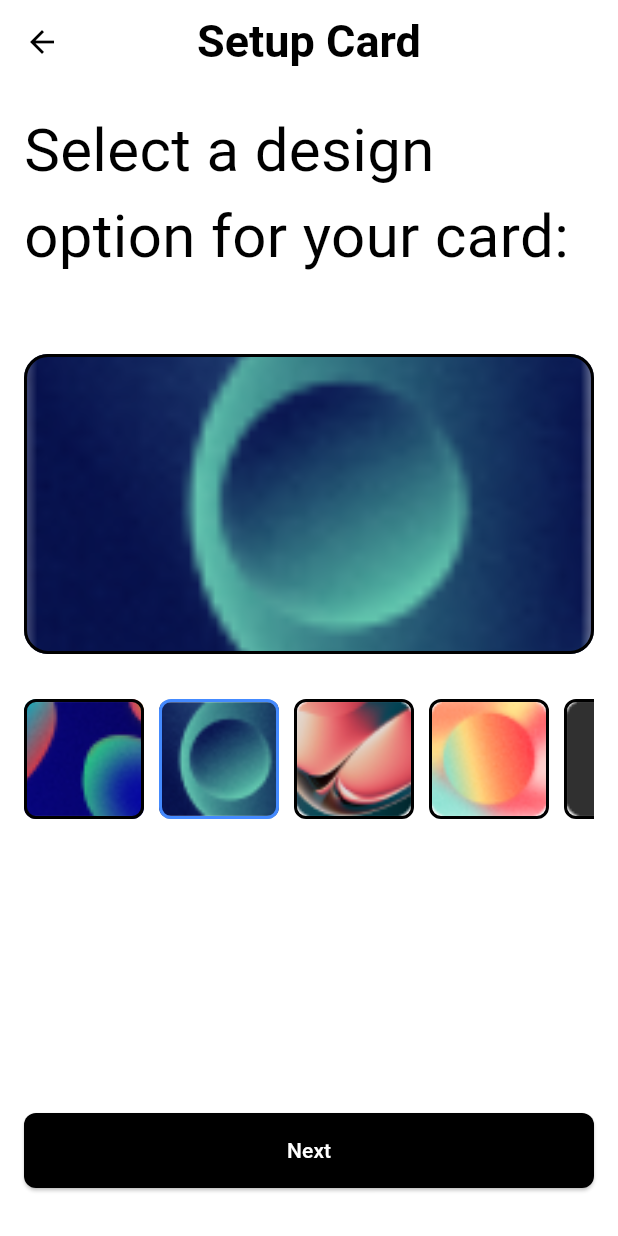
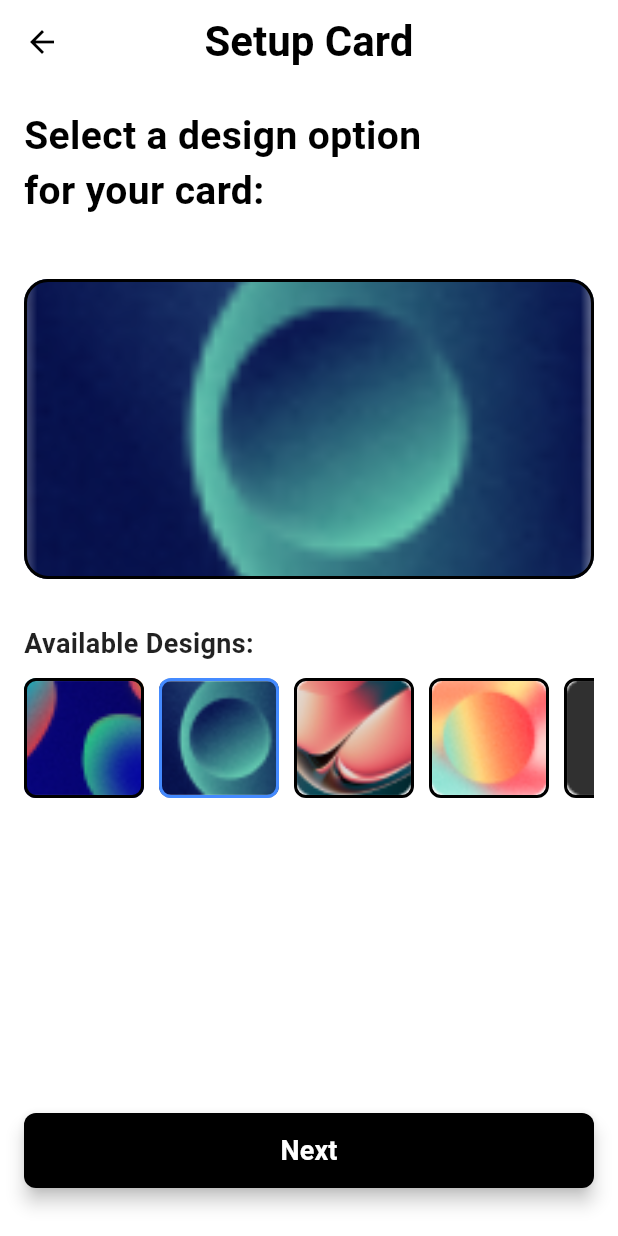
Before and after one commit to mayur-chaudhari-eazr/eazrdaily, a Flutter app: the SetupCardScreen screen opened directly, on a phone screen of 412 x 824 dp. Run offline on Flutter 3.47's test engine with Material 3 defaults, Android fonts, the phone set to English and light mode, and no system bars; our stand-ins replace flutter_bloc, flutter_countdown_timer, flutter_otp_text_field, smooth_page_indicator, syncfusion_flutter_charts.

Commit message:
minor changes

```diff
--- a/lib/features/createcard/setup_card_screen.dart
+++ b/lib/features/createcard/setup_card_screen.dart
@@ -1,5 +1,5 @@
+import 'package:flutter/material.dart';
 import 'package:eazrdaily/features/createcard/confirm_name_screen.dart';
-import 'package:flutter/material.dart';
 
 class SetupCardScreen extends StatefulWidget {
   @override
@@ -30,15 +30,14 @@ class _SetupCardScreenState extends State<SetupCardScreen> {
         leading: IconButton(
           icon: Icon(Icons.arrow_back, color: isDarkMode ? Colors.white : Colors.black),
           onPressed: () {
-            // Implement back action
-            Navigator.pop(context);
+            Navigator.pop(context); // Implement back action
           },
         ),
         centerTitle: true,
         title: Text(
           'Setup Card',
           style: TextStyle(
-            fontSize: 30,
+            fontSize: 28,
             fontWeight: FontWeight.bold,
             color: isDarkMode ? Colors.white : Colors.black,
           ),
@@ -50,15 +49,17 @@ class _SetupCardScreenState extends State<SetupCardScreen> {
           crossAxisAlignment: CrossAxisAlignment.start,
           children: [
             Text(
-              'Select a design \noption for your card:',
+              'Select a design option \nfor your card:',
               style: TextStyle(
-                fontSize: 40,
+                fontSize: 26,
+                fontWeight: FontWeight.w600,
                 color: isDarkMode ? Colors.white : Colors.black,
               ),
             ),
-            SizedBox(height: 50),
+            const SizedBox(height: 40),
             // Display selected design
-            Container(
+            Center(
+              child: Container(
                 height: 200,
                 width: double.infinity,
                 decoration: BoxDecoration(
@@ -70,7 +71,7 @@ class _SetupCardScreenState extends State<SetupCardScreen> {
                   )
                       : null,
                   border: Border.all(
-                  color: (isDarkMode ? Colors.white : Colors.black),
+                    color: isDarkMode ? Colors.white : Colors.black,
                     width: 2,
                   ),
                   color: selectedIndex == -1
@@ -78,8 +79,18 @@ class _SetupCardScreenState extends State<SetupCardScreen> {
                       : null,
                 ),
               ),
-            SizedBox(height: 30),
-            // Add Card List Below Large Container
+            ),
+            const SizedBox(height: 30),
+            // Card list view for selection
+            Text(
+              'Available Designs:',
+              style: TextStyle(
+                fontSize: 18,
+                fontWeight: FontWeight.bold,
+                color: isDarkMode ? Colors.white70 : Colors.black87,
+              ),
+            ),
+            const SizedBox(height: 10),
             SizedBox(
               height: 80, // Set height for the card list view
               child: ListView.builder(
@@ -90,11 +101,10 @@ class _SetupCardScreenState extends State<SetupCardScreen> {
                     onTap: () {
                       setState(() {
                         selectedIndex = index; // Update the selected card
-                        print("Selected card index: $selectedIndex");
                       });
                     },
                     child: Container(
-                      margin: EdgeInsets.only(right: 10), // Spacing between cards
+                      margin: const EdgeInsets.only(right: 10), // Spacing between cards
                       width: 80,
                       decoration: BoxDecoration(
                         borderRadius: BorderRadius.circular(8),
@@ -114,13 +124,13 @@ class _SetupCardScreenState extends State<SetupCardScreen> {
                 },
               ),
             ),
-            Spacer(),
+            const Spacer(),
             // Next Button
             Padding(
               padding: const EdgeInsets.only(bottom: 16.0),
               child: ElevatedButton(
                 onPressed: () {
-                  // Handle next action
+                  // Navigate to the next screen
                   Navigator.push(
                     context,
                     MaterialPageRoute(builder: (context) => ConfirmNameScreen()),
@@ -129,12 +139,16 @@ class _SetupCardScreenState extends State<SetupCardScreen> {
                 style: ElevatedButton.styleFrom(
                   backgroundColor: isDarkMode ? Colors.white : Colors.black,
                   foregroundColor: isDarkMode ? Colors.black : Colors.white,
-                  minimumSize: Size(double.infinity, 50),
+                  minimumSize: const Size(double.infinity, 50),
                   shape: RoundedRectangleBorder(
                     borderRadius: BorderRadius.circular(8),
                   ),
+                  elevation: 5, // Added slight elevation for a polished look
                 ),
-                child: Text('Next'),
+                child: const Text(
+                  'Next',
+                  style: TextStyle(fontSize: 18, fontWeight: FontWeight.bold),
+                ),
               ),
             ),
           ],
```
Also changed, not shown: lib/features/login/enter_password_screen.dart (+30 -5 lines), lib/features/login/enter_username_screen.dart (+30 -4 lines), lib/features/notification/notification_page.dart (+17 -10 lines). Lines whose indentation alone changed are shown as unchanged.
